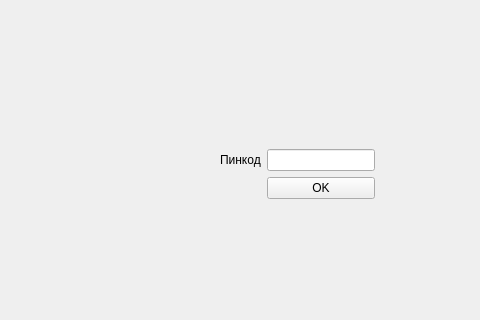
Old version of the form mainwindow.ui in the repository BluePencilBord/221_329_Akhmadov; both pictures show x 103 to 583 and y 115 to 435 of the 800 by 600 pixel window.
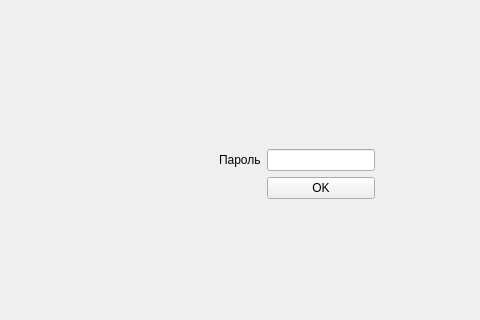
New version of the form.

Diff of the .ui file:
```diff
--- a/mainwindow.ui
+++ b/mainwindow.ui
@@ -64,7 +64,7 @@
         <item row="1" column="1">
          <widget class="QLabel" name="labelPassword">
           <property name="text">
-           <string>Пинкод</string>
+           <string>Пароль</string>
           </property>
          </widget>
         </item>
```
